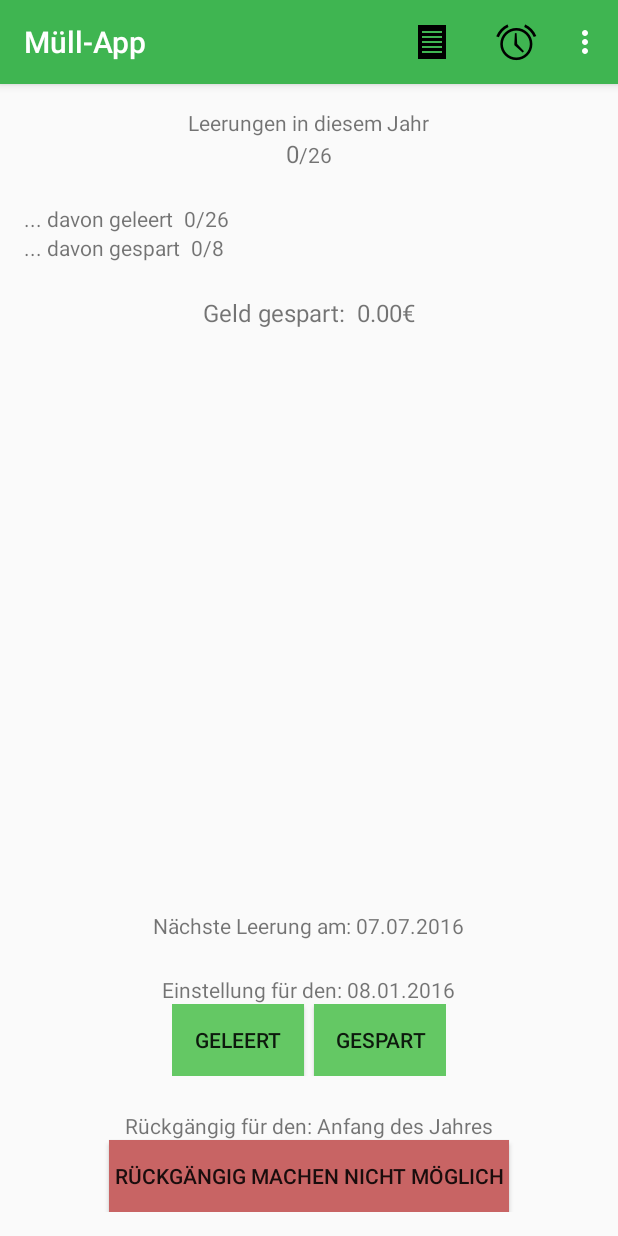
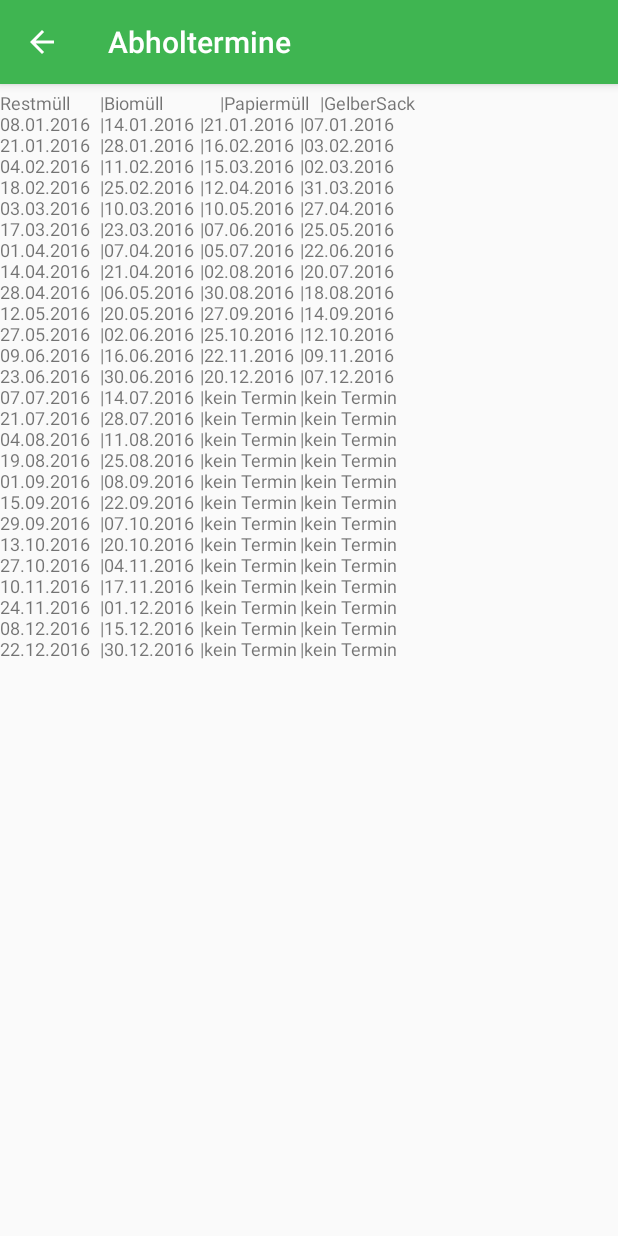
Before and after one commit to MichaelGruben/Garbagesaver, an Android app: the screen it shows after launch (Overview before the commit, Show_Dates after it), after a tap on "Zeige Abholtermine", on a phone screen of 412 x 824 dp. Run offline under Robolectric (Android 15) with nearby library versions, the phone set to English and light mode, and no system bars.

Commit message:
Version 3 * translated values * set table for erase dates

```diff
--- a/app/src/main/AndroidManifest.xml
+++ b/app/src/main/AndroidManifest.xml
@@ -26,6 +26,15 @@
                 android:name="android.support.PARENT_ACTIVITY"
                 android:value="de.it_garten.micha.garbagesaver.Overview" />
         </activity>
+        <activity
+            android:name=".Show_Dates"
+            android:label="@string/title_activity_show__dates"
+            android:parentActivityName=".Overview"
+            android:theme="@style/AppTheme.NoActionBar">
+            <meta-data
+                android:name="android.support.PARENT_ACTIVITY"
+                android:value="de.it_garten.micha.garbagesaver.Overview" />
+        </activity>
     </application>
 
 </manifest>
--- a/app/src/main/java/de/it_garten/micha/garbagesaver/Overview.java
+++ b/app/src/main/java/de/it_garten/micha/garbagesaver/Overview.java
@@ -326,13 +326,14 @@ public class Overview extends AppCompatActivity {
     public boolean onOptionsItemSelected(MenuItem item) {
         switch (item.getItemId()) {
             case R.id.show_erase:
-                System.out.println("showerase");
-                Intent intent = new Intent(this, Show_Erased.class);
-                startActivity(intent);
+                Intent intent_erased = new Intent(this, Show_Erased.class);
+                startActivity(intent_erased);
                 return true;
 
             case R.id.show_dates:
                 System.out.println("showdates");
+                Intent intent_dates = new Intent(this, Show_Dates.class);
+                startActivity(intent_dates);
                 return true;
 
             case R.id.show_help:
--- /dev/null
+++ b/app/src/main/java/de/it_garten/micha/garbagesaver/Show_Dates.java
@@ -0,0 +1,154 @@
+package de.it_garten.micha.garbagesaver;
+
+import android.os.Bundle;
+import android.support.v7.app.AppCompatActivity;
+import android.support.v7.widget.Toolbar;
+import android.widget.TextView;
+
+import java.text.SimpleDateFormat;
+import java.util.Date;
+import java.util.Locale;
+
+public class Show_Dates extends AppCompatActivity {
+
+    String[] datesResidual = {
+            "08.01.2016",
+            "21.01.2016",
+            "04.02.2016",
+            "18.02.2016",
+            "03.03.2016",
+            "17.03.2016",
+            "01.04.2016",
+            "14.04.2016",
+            "28.04.2016",
+            "12.05.2016",
+            "27.05.2016",
+            "09.06.2016",
+            "23.06.2016",
+            "07.07.2016",
+            "21.07.2016",
+            "04.08.2016",
+            "19.08.2016",
+            "01.09.2016",
+            "15.09.2016",
+            "29.09.2016",
+            "13.10.2016",
+            "27.10.2016",
+            "10.11.2016",
+            "24.11.2016",
+            "08.12.2016",
+            "22.12.2016"
+    };
+
+    String[] datesOrganic = {
+            "14.01.2016",
+            "28.01.2016",
+            "11.02.2016",
+            "25.02.2016",
+            "10.03.2016",
+            "23.03.2016",
+            "07.04.2016",
+            "21.04.2016",
+            "06.05.2016",
+            "20.05.2016",
+            "02.06.2016",
+            "16.06.2016",
+            "30.06.2016",
+            "14.07.2016",
+            "28.07.2016",
+            "11.08.2016",
+            "25.08.2016",
+            "08.09.2016",
+            "22.09.2016",
+            "07.10.2016",
+            "20.10.2016",
+            "04.11.2016",
+            "17.11.2016",
+            "01.12.2016",
+            "15.12.2016",
+            "30.12.2016"
+    };
+
+    String[] datesPaper = {
+            "21.01.2016",
+            "16.02.2016",
+            "15.03.2016",
+            "12.04.2016",
+            "10.05.2016",
+            "07.06.2016",
+            "05.07.2016",
+            "02.08.2016",
+            "30.08.2016",
+            "27.09.2016",
+            "25.10.2016",
+            "22.11.2016",
+            "20.12.2016"
+    };
+
+    String[] datesYellow = {
+            "07.01.2016",
+            "03.02.2016",
+            "02.03.2016",
+            "31.03.2016",
+            "27.04.2016",
+            "25.05.2016",
+            "22.06.2016",
+            "20.07.2016",
+            "18.08.2016",
+            "14.09.2016",
+            "12.10.2016",
+            "09.11.2016",
+            "07.12.2016"
+    };
+
+    Date[] garbageDates;
+    SimpleDateFormat sdf = new SimpleDateFormat("dd.MM.yyyy", Locale.GERMANY);
+    String garbageDate="";
+    String dateOrganic="";
+    String datePaper="";
+    String dateYellow="";
+
+    @Override
+    protected void onCreate(Bundle savedInstanceState) {
+        super.onCreate(savedInstanceState);
+        setContentView(R.layout.activity_show__dates);
+        Toolbar toolbar = (Toolbar) findViewById(R.id.toolbar);
+        setSupportActionBar(toolbar);
+        try {
+            getSupportActionBar().setDisplayHomeAsUpEnabled(true);
+        } catch (java.lang.NullPointerException e){
+            System.out.println("kein Home");
+        }
+
+        garbageDate=getString(R.string.residualWaste)+"\t\t|"+getString(R.string.organicWaste)+"\t\t\t|"+getString(R.string.paperWaste)+"\t|"+getString(R.string.yellowWaste)+"\n";
+        garbageDates= new Date[datesResidual.length];
+        TextView list = (TextView) findViewById(R.id.show_dates_list);
+        for (int i=0; i<datesResidual.length; i++) {
+            try{
+                garbageDates[i]=sdf.parse(datesResidual[i]);
+            } catch (java.text.ParseException e){
+                System.out.println("kann nicht parsen");
+                break;
+            }
+
+            try{
+                dateOrganic=datesOrganic[i];
+            } catch (java.lang.ArrayIndexOutOfBoundsException e){
+                dateOrganic="kein Termin";
+            }
+            try{
+                datePaper=datesPaper[i];
+            } catch (java.lang.ArrayIndexOutOfBoundsException e){
+                datePaper="kein Termin";
+            }
+            try{
+                dateYellow=datesYellow[i];
+            } catch (java.lang.ArrayIndexOutOfBoundsException e){
+                dateYellow="kein Termin";
+            }
+            garbageDate+=datesResidual[i]+"\t|"+dateOrganic+"\t|"+datePaper+"\t|"+dateYellow+"\n";
+        }
+        list.setText(garbageDate);
+    }
+
+}
--- a/app/src/main/java/de/it_garten/micha/garbagesaver/Show_Erased.java
+++ b/app/src/main/java/de/it_garten/micha/garbagesaver/Show_Erased.java
@@ -4,10 +4,8 @@ import android.app.Activity;
 import android.content.Context;
 import android.content.SharedPreferences;
 import android.os.Bundle;
-import android.support.annotation.Nullable;
 import android.support.v7.app.AppCompatActivity;
 import android.support.v7.widget.Toolbar;
-import android.widget.TableLayout;
 import android.widget.TextView;
 
 import java.text.SimpleDateFormat;
@@ -48,13 +46,14 @@ public class Show_Erased extends AppCompatActivity {
     Date[] garbageDates;
     SimpleDateFormat sdf = new SimpleDateFormat("dd.MM.yyyy", Locale.GERMANY);
     String garbageDateSetting="";
+    String settingText="";
+    CharSequence settingTextTemp="";
 
     @Override
     protected void onCreate(Bundle savedInstanceState) {
-        Activity parent = this.getParent();
+        super.onCreate(savedInstanceState);
         SharedPreferences sharedPref=getSharedPreferences("prefFile",Context.MODE_PRIVATE);
         sharedPref.getAll();
-        super.onCreate(savedInstanceState);
         setContentView(R.layout.activity_show__erased);
         Toolbar toolbar = (Toolbar) findViewById(R.id.toolbar);
         setSupportActionBar(toolbar);
@@ -73,7 +72,21 @@ public class Show_Erased extends AppCompatActivity {
                 System.out.println("kann nicht parsen");
                 break;
             }
-            garbageDateSetting+=dates[i]+" | "+sharedPref.getString(sdf.format(garbageDates[i]),"unbelegt")+"\n";
+            settingText="";
+            settingTextTemp="";
+            settingText=sharedPref.getString(sdf.format(garbageDates[i]),"unbelegt");
+            System.out.println(settingText);
+            switch (settingText) {
+                case "erased":
+                    garbageDateSetting += dates[i] + " | " + getString(R.string.erased) + "\n";
+                    break;
+                case "saved":
+                    garbageDateSetting += dates[i] + " | " + getString(R.string.saved) + "\n";
+                    break;
+                default:
+                    garbageDateSetting += dates[i] + " | " + getString(R.string.undefined) + "\n";
+                    break;
+            }
         }
         list.setText(garbageDateSetting);
     }
--- /dev/null
+++ b/app/src/main/res/layout/activity_show__dates.xml
@@ -0,0 +1,31 @@
+<?xml version="1.0" encoding="utf-8"?>
+<android.support.design.widget.CoordinatorLayout xmlns:android="http://schemas.android.com/apk/res/android"
+    xmlns:app="http://schemas.android.com/apk/res-auto"
+    xmlns:tools="http://schemas.android.com/tools"
+    android:layout_width="match_parent"
+    android:layout_height="match_parent"
+    android:fitsSystemWindows="true"
+    tools:context="de.it_garten.micha.garbagesaver.Show_Dates">
+
+    <android.support.design.widget.AppBarLayout
+        android:layout_width="match_parent"
+        android:layout_height="wrap_content"
+        android:theme="@style/AppTheme.AppBarOverlay">
+
+        <android.support.v7.widget.Toolbar
+            android:id="@+id/toolbar"
+            android:layout_width="match_parent"
+            android:layout_height="?attr/actionBarSize"
+            android:background="?attr/colorPrimary"
+            app:popupTheme="@style/AppTheme.PopupOverlay" />
+
+    </android.support.design.widget.AppBarLayout>
+
+        <TextView
+            android:layout_width="wrap_content"
+            android:layout_height="wrap_content"
+            android:textSize="12sp"
+            android:id="@+id/show_dates_list"
+            android:paddingTop="60dp"
+            android:text="keine Daten"/>
+</android.support.design.widget.CoordinatorLayout>
--- a/app/src/main/res/values/strings.xml
+++ b/app/src/main/res/values/strings.xml
@@ -8,4 +8,12 @@
     <string name="show_info">Info</string>
     <string name="show_garbage_dates">Zeige Abholtermine</string>
     <string name="title_activity_show__erased">Leerungsliste</string>
+    <string name="title_activity_show__dates">Abholtermine</string>
+    <string name="erased">geleert</string>
+    <string name="saved">gespart</string>
+    <string name="undefined">unbelegt</string>
+    <string name="residualWaste">Restmüll</string>
+    <string name="organicWaste">Biomüll</string>
+    <string name="paperWaste">Papiermüll</string>
+    <string name="yellowWaste">GelberSack</string>
 </resources>
```
